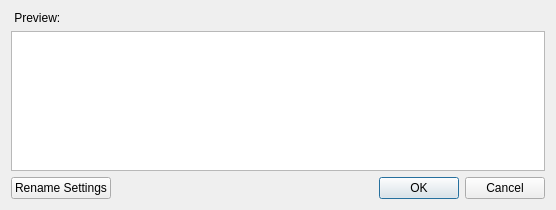
Old version of the form renamewindow.ui in the repository comictagger/comictagger.
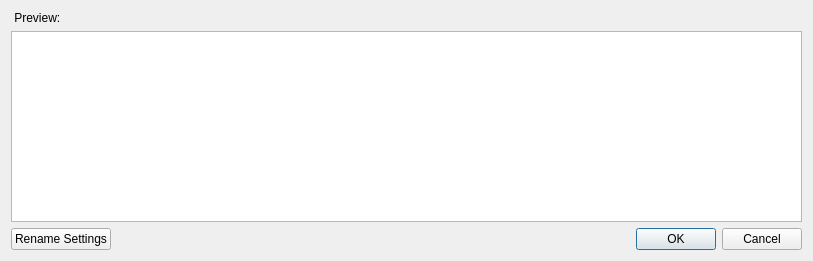
New version of the form.

What changed in the file:
```diff
--- a/renamewindow.ui
+++ b/renamewindow.ui
@@ -9,8 +9,8 @@
    <rect>
     <x>0</x>
     <y>0</y>
-    <width>556</width>
-    <height>210</height>
+    <width>813</width>
+    <height>261</height>
    </rect>
   </property>
   <property name="windowTitle">
```
